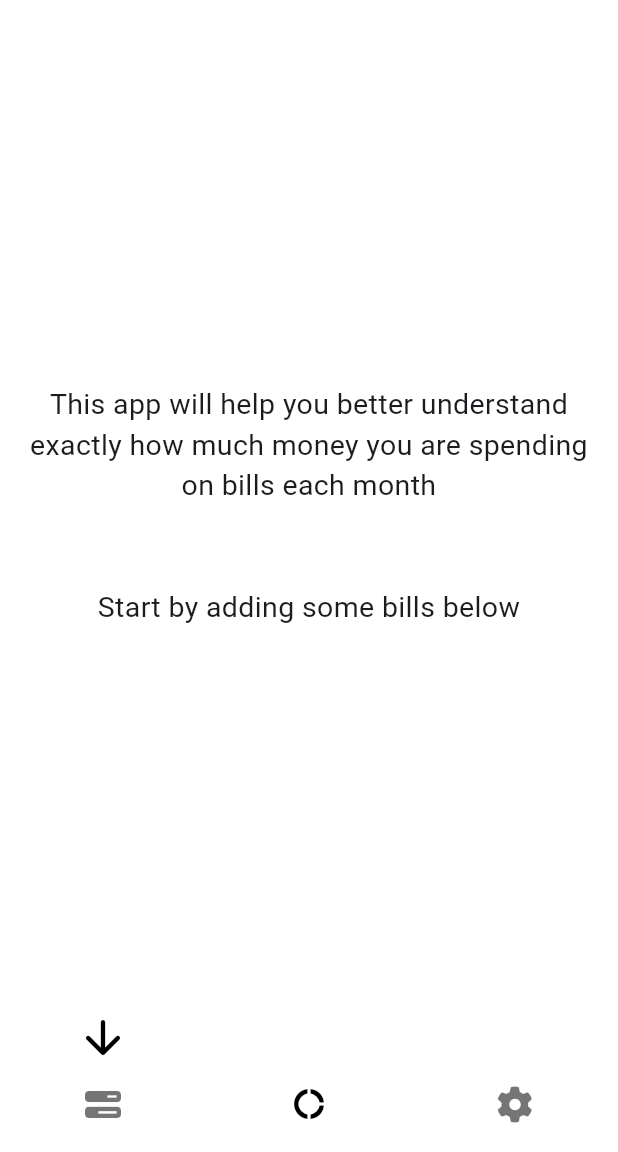
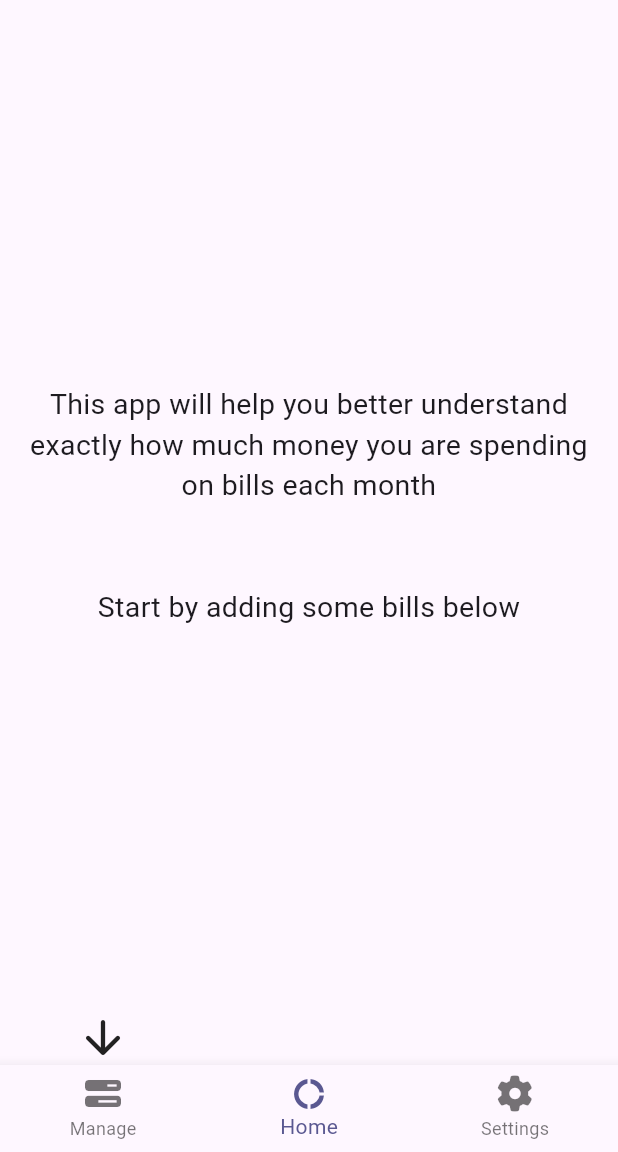
Before and after one commit to chrisstayte/Cashew, a Flutter app: the screen it shows after launch, on a phone screen of 412 x 824 dp, the part 84-1236 px from its top. Run offline on Flutter 3.47's test engine with Material 3 defaults, Android fonts, the phone set to English and light mode, and no system bars; our stand-ins replace auto_size_text, fl_chart, font_awesome_flutter, google_fonts, hive, hive_flutter and 3 more; accounts and stored records are empty; Roboto replaces fonts that are missing (Overpass).

Commit message:
Updated to meet android criteria and moved to material 3

```diff
--- a/lib/main.dart
+++ b/lib/main.dart
@@ -36,21 +36,22 @@ class MyApp extends StatelessWidget {
   @override
   Widget build(BuildContext context) {
     return MaterialApp(
-      debugShowCheckedModeBanner: false,
+      debugShowCheckedModeBanner: true,
       showSemanticsDebugger: false,
       title: 'Cashew',
       themeMode: context.watch<SettingsProvider>().isDarkMode
           ? ThemeMode.dark
           : ThemeMode.light,
       theme: ThemeData.light().copyWith(
+        brightness: Brightness.light,
+        colorScheme: ColorScheme.fromSeed(seedColor: const Color(0xff645DE0)),
         textTheme: GoogleFonts.overpassTextTheme(),
-        scaffoldBackgroundColor: Colors.white,
+        // scaffoldBackgroundColor: Colors.white,
         appBarTheme: AppBarTheme(
           centerTitle: false,
-          color: Colors.white,
           toolbarTextStyle:
               GoogleFonts.overpass().copyWith(color: Colors.black),
-          titleTextStyle: Theme.of(context).textTheme.headline5?.copyWith(
+          titleTextStyle: Theme.of(context).textTheme.headlineSmall?.copyWith(
                 color: Colors.black,
               ),
           elevation: 0,
@@ -58,44 +59,45 @@ class MyApp extends StatelessWidget {
             color: Colors.black,
           ),
         ),
-        dividerColor: Colors.black,
-        bottomNavigationBarTheme: const BottomNavigationBarThemeData(
-          elevation: 0,
-          backgroundColor: Colors.white,
-          selectedItemColor: Colors.black,
-          unselectedItemColor: Colors.black54,
-          showUnselectedLabels: false,
-          showSelectedLabels: false,
-        ),
-        floatingActionButtonTheme: const FloatingActionButtonThemeData(
-          backgroundColor: Colors.black,
-        ),
-        iconTheme: const IconThemeData(
-          color: Colors.black,
-        ),
-        listTileTheme: const ListTileThemeData(
-          iconColor: Colors.black,
-        ),
-        popupMenuTheme: PopupMenuThemeData(
-          color: Colors.white,
-        ),
-        chipTheme: ChipThemeData(
-          shape: RoundedRectangleBorder(
-            side: BorderSide(color: Colors.black, width: 1),
-            borderRadius: BorderRadius.circular(10),
-          ),
-          backgroundColor: Colors.white,
-          selectedColor: Colors.black,
-          labelStyle: TextStyle(color: Colors.black),
-          secondaryLabelStyle: TextStyle(color: Colors.white),
-        ),
-        textButtonTheme: TextButtonThemeData(
-          style: TextButton.styleFrom(
-            primary: Colors.black,
-          ),
-        ),
+        // dividerColor: Colors.black,
+        // bottomNavigationBarTheme: const BottomNavigationBarThemeData(
+        //   elevation: 0,
+        //   backgroundColor: Colors.white,
+        //   selectedItemColor: Colors.black,
+        //   unselectedItemColor: Colors.black54,
+        //   showUnselectedLabels: false,
+        //   showSelectedLabels: false,
+        // ),
+        // floatingActionButtonTheme: const FloatingActionButtonThemeData(
+        //     backgroundColor: Colors.black, foregroundColor: Colors.white),
+        // iconTheme: const IconThemeData(
+        //   color: Colors.black,
+        // ),
+        // listTileTheme: const ListTileThemeData(
+        //   iconColor: Colors.black,
+        // ),
+        // datePickerTheme: DatePickerThemeData(dividerColor: Colors.red),
+        // popupMenuTheme: const PopupMenuThemeData(
+        //   color: Colors.white,
+        // ),
+        // chipTheme: ChipThemeData(
+        //   shape: RoundedRectangleBorder(
+        //     side: const BorderSide(color: Colors.black, width: 1),
+        //     borderRadius: BorderRadius.circular(10),
+        //   ),
+        //   backgroundColor: Colors.white,
+        //   selectedColor: Colors.white,
+        //   labelStyle: TextStyle(color: Colors.black),
+        //   secondaryLabelStyle: TextStyle(color: Colors.black),
+        // ),
+        // textButtonTheme: TextButtonThemeData(
+        //   style: TextButton.styleFrom(
+        //     foregroundColor: Colors.black,
+        //   ),
+        // ),
       ),
       darkTheme: ThemeData.dark().copyWith(
+        // colorScheme: ColorScheme.fromSeed(seedColor: const Color(0xff645DE0)),
         textTheme: GoogleFonts.overpassTextTheme(ThemeData.dark().textTheme),
         scaffoldBackgroundColor: Colors.black,
         appBarTheme: AppBarTheme(
@@ -122,6 +124,7 @@ class MyApp extends StatelessWidget {
         ),
         floatingActionButtonTheme: const FloatingActionButtonThemeData(
           backgroundColor: Colors.white,
+          foregroundColor: Colors.black,
         ),
         iconTheme: const IconThemeData(
           color: Colors.white,
@@ -138,9 +141,9 @@ class MyApp extends StatelessWidget {
             borderRadius: BorderRadius.circular(10),
           ),
           backgroundColor: Colors.black,
-          selectedColor: Colors.white,
+          selectedColor: Colors.black,
           labelStyle: TextStyle(color: Colors.white),
-          secondaryLabelStyle: TextStyle(color: Colors.black),
+          secondaryLabelStyle: TextStyle(color: Colors.white),
         ),
         textButtonTheme: TextButtonThemeData(
           style: TextButton.styleFrom(
--- a/lib/screens/overview/overview_screen.dart
+++ b/lib/screens/overview/overview_screen.dart
@@ -20,7 +20,7 @@ class OverviewScreen extends StatefulWidget {
 }
 
 class _OverviewScreenState extends State<OverviewScreen> {
-  Jiffy _dateToView = Jiffy(DateTime.now());
+  Jiffy _dateToView = Jiffy.parseFromDateTime(DateTime.now());
   late ScrollController _scrollController = ScrollController();
   bool _appBarPriceVisible = false;
 
```
Also changed, not shown: lib/models/bill.dart (+20 -15 lines), lib/screens/edit_bill_screen.dart (+20 -29 lines), lib/screens/manage/add_bill_screen.dart (+5 -28 lines), pubspec.yaml (+8 -8 lines), 73 other files.
